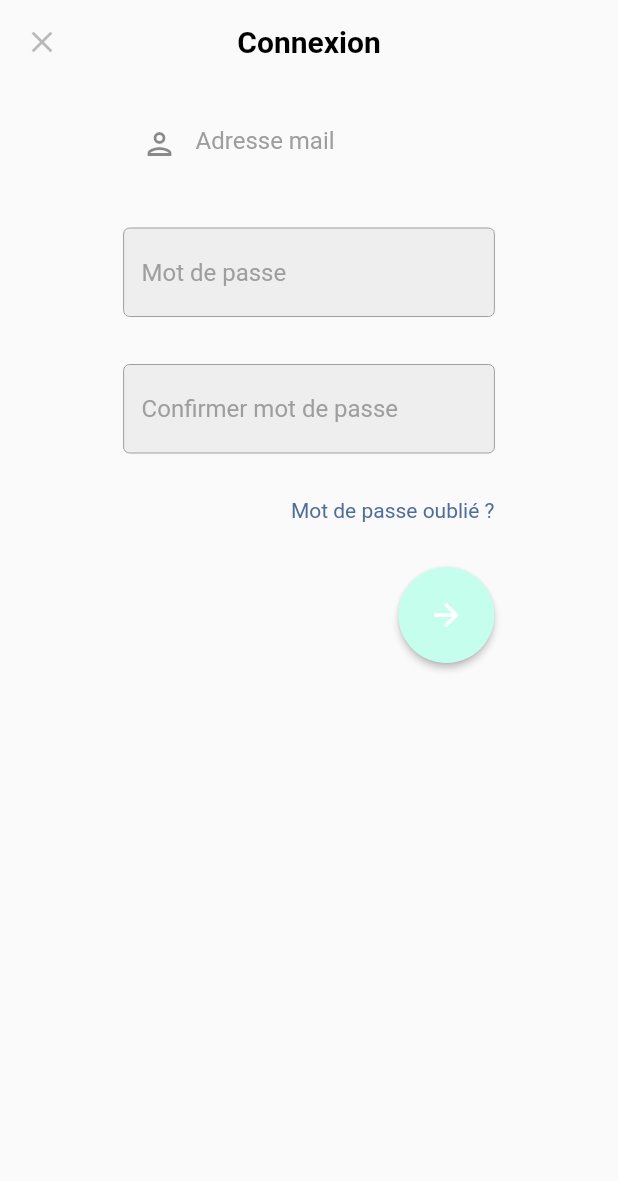
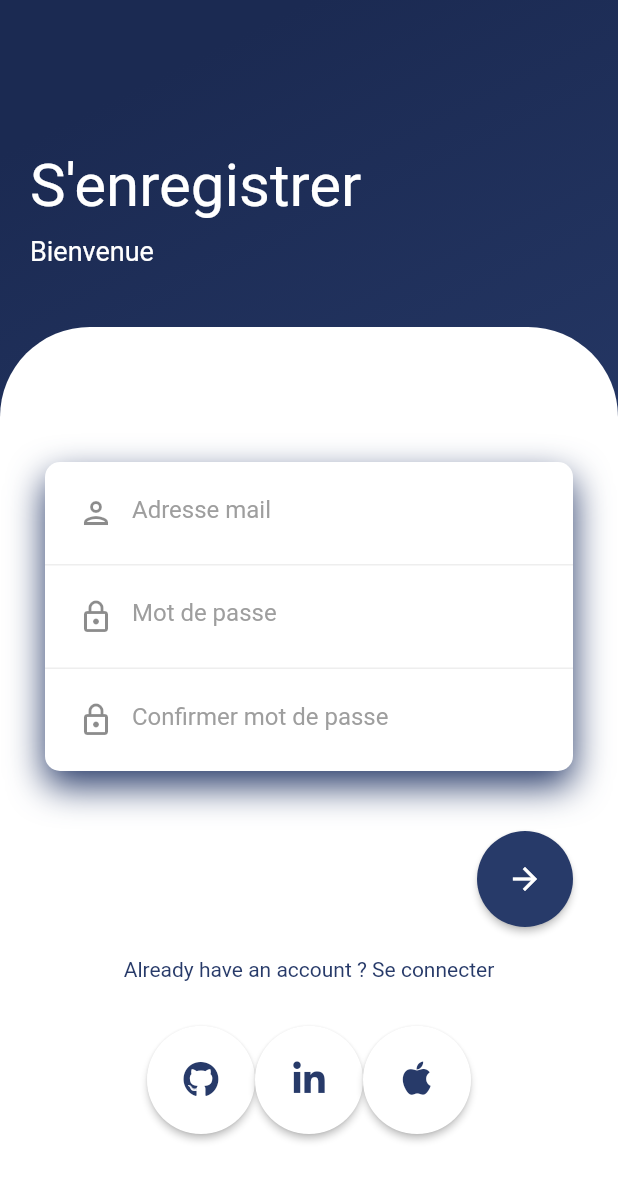
Before and after one commit to flolgl/StudWay, a Flutter app: the Register screen opened directly, on a phone screen of 412 x 824 dp. Shown: the top 1181 px of the screen. Run offline on Flutter 3.47's test engine with Material 2 defaults, Android fonts, the phone set to English and light mode, and no system bars; our stand-ins replace email_validator.

Commit message:
Register Form with new style

```diff
--- a/lib/login/Register.dart
+++ b/lib/login/Register.dart
@@ -1,4 +1,5 @@
 import 'package:flutter/material.dart';
+import '../AppTheme.dart';
 import 'components/RegisterBody.dart';
 
 class Register extends StatelessWidget{
@@ -7,9 +8,8 @@ class Register extends StatelessWidget{
   @override
   Widget build(BuildContext context) {
 
-    return Scaffold(
-      appBar: buildAppBar(context),
-      body: const RegisterForm(),
+    return const Scaffold(
+      body: RegisterForm(),
 
     );
 
@@ -38,3 +38,19 @@ class Register extends StatelessWidget{
   }
 
 }
+
+void main() {
+  WidgetsFlutterBinding.ensureInitialized();
+  runApp(App());
+}
+
+class App extends StatelessWidget {
+  @override
+  Widget build(BuildContext context) {
+    return MaterialApp(
+        title: 'Studway App',
+        theme: AppTheme.lightTheme,
+        debugShowCheckedModeBanner: false,
+        home: const Register());
+  }
+}
--- a/lib/login/components/DoubleConfirmPwInput.dart
+++ b/lib/login/components/DoubleConfirmPwInput.dart
@@ -13,16 +13,10 @@ class DoubleConfirmPwInput extends StatelessWidget {
 
 
     InputDecoration decoration = InputDecoration(
-      border: const OutlineInputBorder(),
+      border: InputBorder.none,
+      hintText: text,
       hintStyle: const TextStyle(color: Colors.grey),
-      filled: true,
-      fillColor: Colors.grey.shade200,
-      focusedBorder:const OutlineInputBorder(
-      borderSide: BorderSide(color: Color(0xff4f6d9c), width: 2.0),
-      ),
-      enabledBorder: const OutlineInputBorder(
-      borderSide: BorderSide(color: Colors.grey, width: 0.0),
-      ),
+      prefixIcon: const Icon(Icons.lock_outlined),
 
     );
 
@@ -30,8 +24,13 @@ class DoubleConfirmPwInput extends StatelessWidget {
     // TODO : Utiliser le thème pour les couleurs
     return Column(
       children: [
-        Padding(
-          padding: const EdgeInsets.symmetric(vertical: 16),
+        Container(
+          padding: const EdgeInsets.all(10),
+          decoration: BoxDecoration(
+            border: Border(
+                bottom: BorderSide(color: Colors.grey[200]!)
+            ),
+          ),
           child: TextFormField(
             decoration: decoration.copyWith(hintText: "Mot de passe"),
             obscureText: true,
@@ -51,8 +50,9 @@ class DoubleConfirmPwInput extends StatelessWidget {
 
           ),
         ),
-        Padding(
-          padding: const EdgeInsets.symmetric(vertical: 16),
+        Container(
+          padding: const EdgeInsets.all(10),
+
           child: TextFormField(
             decoration: decoration.copyWith(hintText: "Confirmer mot de passe"),
             obscureText: true,
--- a/lib/login/components/RegisterBody.dart
+++ b/lib/login/components/RegisterBody.dart
@@ -1,80 +1,151 @@
 import 'package:flutter/gestures.dart';
 import 'package:flutter/material.dart';
 import 'package:studway_project/AppTheme.dart';
-import 'package:studway_project/login/components/DoubleConfirmPwInput.dart';
-import 'package:studway_project/login/components/PasswordInput.dart';
+import 'package:studway_project/icons/social_sign_in_icons_icons.dart';
 import 'package:studway_project/login/components/TextInput.dart';
+
+import 'DoubleConfirmPwInput.dart';
 
 class RegisterForm extends StatefulWidget {
   const RegisterForm({Key? key}) : super(key: key);
 
   @override
-  RegisterBody createState() {
-    return RegisterBody();
-  }
+  RegisterBody createState() => RegisterBody();
+
 }
 
 class RegisterBody extends State<RegisterForm>{
-
   final _formKey = GlobalKey<FormState>();
 
   @override
   Widget build(BuildContext context) {
+    // TODO : Connect avec réseaux sociaux
+    var gradientDecoration = BoxDecoration(
+        gradient: LinearGradient(
+            begin: Alignment.topCenter,
+            colors: [
+              AppTheme.darkerBlue,
+              AppTheme.normalBlue,
+            ]
+        ),
+    );
+    return Container(
+      width: double.infinity,
+      decoration: gradientDecoration,
+      child: Column(
+        crossAxisAlignment: CrossAxisAlignment.start,
 
-    // TODO : Peut-être rendre le bouton plus rond + mettre le choix entreprise ou non ET la suite appropriée
+        children: <Widget>[
+          const SizedBox(height: 80,),
+          _buildConnexionText(),
+          const SizedBox(height: 20),
+          Expanded(
+            child: Container(
+              decoration: const BoxDecoration(
+                  color: Colors.white,
+                  borderRadius: BorderRadius.only(topLeft: Radius.circular(60), topRight: Radius.circular(60))
+              ),
+              child: SingleChildScrollView(
+                child: Padding(
+                  padding: const EdgeInsets.all(30),
+                  child: _buildColumnForm(context),
+                ),
+              ),
+            ),
+          ),
+        ],
+      ),
+    );
+  }
+
+  Widget _buildConnexionText() {
+    return Padding(
+      padding: const EdgeInsets.all(20),
+      child: Column(
+        crossAxisAlignment: CrossAxisAlignment.start,
+        children: const <Widget>[
+          Text("S'enregistrer", style: TextStyle(color: Colors.white, fontSize: 40),),
+          SizedBox(height: 10,),
+          Text("Bienvenue", style: TextStyle(color: Colors.white, fontSize: 18),),
+        ],
+      ),
+    );
+  }
+
+  Widget _buildColumnForm(BuildContext context) {
+
     return Form(
       key: _formKey,
-      child: Row(
-        children: [
-          Expanded(
-            flex: 2, // 20%
-            child: Container(color: Colors.transparent),
+      child: Column(
+        children: <Widget>[
+          const SizedBox(height: 60,),
+          Container(
+            decoration: BoxDecoration(
+              color: Colors.white,
+              borderRadius: BorderRadius.circular(10),
+              boxShadow: const [
+                BoxShadow(
+                  color: Color.fromRGBO(39, 58, 105, 3),
+                  blurRadius: 20,
+                  offset: Offset(0,10),
+
+                )
+              ],
             ),
-
-          Expanded(
-            flex: 6,
             child: Column(
-              crossAxisAlignment: CrossAxisAlignment.start,
-              children: <Widget>[
-                const Padding(
-                  padding: EdgeInsets.symmetric(vertical: 16),
-                  child: TextInput(text: "Adresse mail")
+              children:<Widget>[
+                Container(
+                  padding: const EdgeInsets.all(10),
+                  decoration: BoxDecoration(
+                    border: Border(
+                        bottom: BorderSide(color: Colors.grey[200]!)
+                    ),
+                  ),
+                  child: const TextInput(text: "Adresse mail"),
                 ),
                 const DoubleConfirmPwInput(text: "Mot de passe"),
-                /*
-                const Padding(
-                    padding: EdgeInsets.symmetric(vertical: 16),
-                    child: PasswordInput(text: "Mot de passe")
+
+              ],
             ),
-                const Padding(
-                    padding: EdgeInsets.symmetric(vertical: 16),
-                    child: PasswordInput(text: "Confirmer mot de passe")
           ),
-                 */
-                const SizedBox(height: 14),
+          const SizedBox(height: 40),
           Align(
               alignment: Alignment.topRight,
-                    child: _hyperLinkBuild(context, "Mot de passe oublié ?")
-                ),
-
-                const SizedBox(height: 30),
-                Align(
-                    alignment: Alignment.topRight,
-                    child: _buildElevatedButton(AppTheme.lightBlue, context)
+              child: _buildElevatedButton(AppTheme.normalBlue, context)
 
           ),
+          const SizedBox(height: 20),
+
+          Center(
+              child: _hyperLinkBuild(context, "Already have an account ? Se connecter")
+          ),
+          const SizedBox(height: 30),
+          Row(
+            mainAxisAlignment: MainAxisAlignment.center,
+            children: [
+
+              createSocialButton(SocialSignInIcons.github),
+              createSocialButton(SocialSignInIcons.linkedin_in),
+              createSocialButton(SocialSignInIcons.apple),
 
 
 
             ],
           ),
+        ],
       ),
-          Expanded(
-            flex: 2, // 20%
-            child: Container(color: Colors.transparent),
-          ),
+    );
+  }
 
-        ],
+  ElevatedButton createSocialButton(IconData icon) {
+    return ElevatedButton(
+      onPressed: () {},
+      child: Icon(icon, color: AppTheme.normalBlue,),
+      style: ElevatedButton.styleFrom(
+        primary: Colors.white,
+        shape: const CircleBorder(),
+        padding: const EdgeInsets.all(24),
+
       ),
     );
   }
@@ -82,10 +153,7 @@ class RegisterBody extends State<RegisterForm>{
   ElevatedButton _buildElevatedButton(Color color, BuildContext context){
     return ElevatedButton(
       onPressed: () {
-        // Validate returns true if the form is valid, or false otherwise.
         if (_formKey.currentState!.validate()) {
-          // If the form is valid, display a snackbar. In the real world,
-          // you'd often call a server or save the information in a database.
           ScaffoldMessenger.of(context).showSnackBar(
             const SnackBar(content: Text('Processing Data')),
           );
@@ -103,14 +171,10 @@ class RegisterBody extends State<RegisterForm>{
     );
   }
 
-  void _verifyConnexion(BuildContext context) {
-
-  }
-
   Widget _hyperLinkBuild(BuildContext context, String text) {
     // TODO : Hover color + diriger vers mot de passe oublié
-    TextStyle linkStyle = const TextStyle(color: Color(0xff4f6d9c));
-    TextStyle hoverStyle = const TextStyle(color: Color(0xff1d2b43));
+    TextStyle linkStyle = TextStyle(color: AppTheme.normalBlue);
+    //TextStyle hoverStyle = const TextStyle(color: Color(0xff1d2b43));
     return RichText(
       text: TextSpan(
         style: linkStyle,
```
Lines whose indentation alone changed are shown as unchanged.
